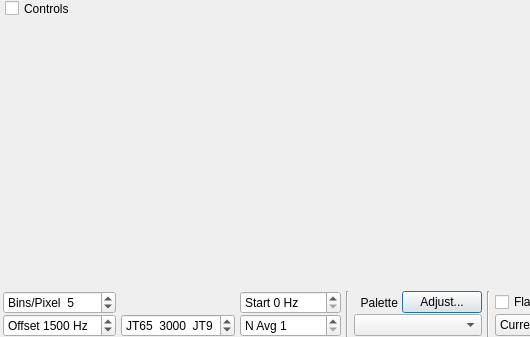
qcmiao1998/js8call, file widegraph.ui: the form before one commit; both pictures show x 0 to 530 and y 0 to 337 of the 942 by 337 pixel window.
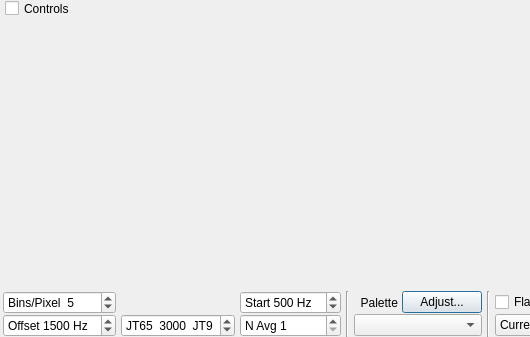
The form after the commit. Custom widgets are drawn as their Qt base class.

Patch:
```diff
--- a/widegraph.ui
+++ b/widegraph.ui
@@ -177,6 +177,9 @@
         <property name="singleStep">
          <number>100</number>
         </property>
+        <property name="value">
+         <number>500</number>
+        </property>
        </widget>
       </item>
       <item row="1" column="12">
```
